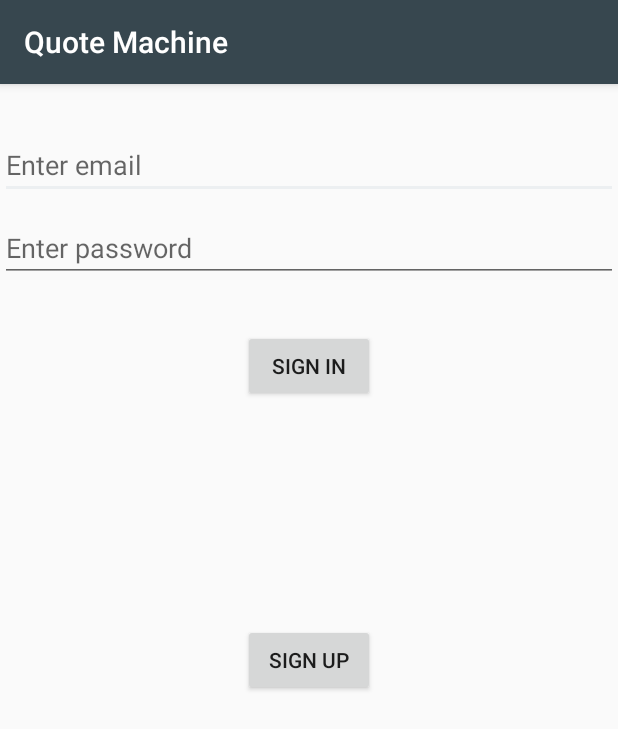
After one commit to AbhayKV04/android-quote-machine, an Android app: the SignIn screen opened directly, with no data from a screen before it, on a phone screen of 412 x 824 dp. The commit adds this screen. Shown: the top 729 px of the screen. Run offline under Robolectric (Android 15) with nearby library versions, the phone set to English and light mode, and no system bars; our stand-ins replace Firebase (no records; nobody signed in at launch, a user with empty details on screens opened directly).

Commit message:
Implement sign_in , sign_out feature

```diff
--- a/app/build.gradle
+++ b/app/build.gradle
@@ -26,5 +26,11 @@ dependencies {
     })
     compile 'com.android.support:appcompat-v7:26.+'
     compile 'com.android.support.constraint:constraint-layout:1.0.2'
+    compile 'com.google.firebase:firebase-auth:10.0.1'
+    compile 'com.google.firebase:firebase-database:10.0.1'
     testCompile 'junit:junit:4.12'
 }
+
+
+
+apply plugin: 'com.google.gms.google-services'
--- a/app/src/main/AndroidManifest.xml
+++ b/app/src/main/AndroidManifest.xml
@@ -28,6 +28,11 @@
             android:screenOrientation="portrait">
 
         </activity>
+        <activity
+            android:name=".SignIn"
+            android:screenOrientation="portrait">
+
+        </activity>
 
         <activity
             android:name=".QuoteActivity"
--- /dev/null
+++ b/app/src/main/java/abhaykv04/quotemachine/SignIn.java
@@ -0,0 +1,142 @@
+package abhaykv04.quotemachine;
+
+import android.content.Intent;
+import android.support.annotation.NonNull;
+import android.support.annotation.Nullable;
+import android.support.v7.app.AppCompatActivity;
+import android.os.Bundle;
+import android.text.TextUtils;
+import android.util.Log;
+import android.view.View;
+import android.widget.Button;
+import android.widget.EditText;
+import android.widget.Toast;
+
+import com.google.android.gms.tasks.OnCompleteListener;
+import com.google.android.gms.tasks.Task;
+import com.google.firebase.auth.AuthResult;
+import com.google.firebase.auth.FirebaseAuth;
+import com.google.firebase.auth.FirebaseUser;
+import com.google.firebase.database.DatabaseReference;
+import com.google.firebase.database.FirebaseDatabase;
+
+/**
+ * Created by Narayanan on 11-07-2017.
+ */
+
+public class SignIn extends AppCompatActivity {
+    private EditText e1;
+    private EditText e2;
+    private Button b;
+    private Button bu;
+    int logid=0;
+
+    private DatabaseReference dr;
+
+    private  FirebaseAuth.AuthStateListener mauthlist;
+
+    private FirebaseAuth mAuth;
+
+    @Override
+    protected void onCreate(Bundle savedInstanceState) {
+        super.onCreate(savedInstanceState);
+        setContentView(R.layout.sign_in);
+
+        e1 = (EditText) findViewById(R.id.e1);
+        e2 = (EditText) findViewById(R.id.e2);
+        b = (Button) findViewById(R.id.bi);
+        bu = (Button) findViewById(R.id.bu);
+
+        dr = FirebaseDatabase.getInstance().getReference();
+        mAuth = FirebaseAuth.getInstance();
+
+        mauthlist = new FirebaseAuth.AuthStateListener() {
+            @Override
+            public void onAuthStateChanged(@NonNull FirebaseAuth firebaseAuth) {
+                if(firebaseAuth.getCurrentUser()!=null){
+                    Toast.makeText(getApplicationContext(),"Signing In...",Toast.LENGTH_LONG).show();logid=1;
+                    Intent intent = new Intent(SignIn.this,MainActivity.class);
+                    startActivity(intent);
+                }
+            }
+        };
+
+        b.setOnClickListener(new View.OnClickListener()
+        {
+            @Override
+            public void onClick(View v)
+            {signIn();}
+        });
+        bu.setOnClickListener(new View.OnClickListener()
+        {
+            @Override
+            public void onClick(View v)
+            {signup();}
+        });
+
+
+    }
+    @Override
+    protected void onStart(){
+        super.onStart();
+        mAuth.addAuthStateListener(mauthlist);
+    }
+
+
+    private void signIn()
+    { String email = e1.getText().toString();
+        String pass= e2.getText().toString();
+
+        if(TextUtils.isEmpty(email)||TextUtils.isEmpty(pass))
+        {
+            Toast.makeText(SignIn.this,"Couldnt leave pass or id blank",Toast.LENGTH_LONG).show();
+        }
+        else{
+
+
+            mAuth.signInWithEmailAndPassword(email,pass).addOnCompleteListener(this, new OnCompleteListener<AuthResult>() {
+                @Override
+                public void onComplete(@NonNull Task<AuthResult> task) {
+                    if (task.isSuccessful()) {
+                        // Sign in success, update UI with the signed-in user's information
+                        Toast.makeText(getApplicationContext(),"Success",Toast.LENGTH_LONG).show();
+                        Intent intent = new Intent(SignIn.this,MainActivity.class);
+                        startActivity(intent);
+
+                    } else {
+                        // If sign in fails, display a message to the user.
+                        Toast.makeText(SignIn.this,"Could'nt Login",Toast.LENGTH_LONG).show();
+
+                    }
+
+                }
+            });}
+    }
+    private void signup()
+    {
+
+        String email = e1.getText().toString();
+        String pass = e2.getText().toString();
+
+        mAuth.createUserWithEmailAndPassword(email,pass).addOnCompleteListener(this, new OnCompleteListener<AuthResult>() {
+            @Override
+            public void onComplete(@NonNull Task<AuthResult> task) {
+                if (task.isSuccessful()) {
+                    // Sign up success, update UI with the signed-in user's information
+                    Intent intent = new Intent(SignIn.this,MainActivity.class);
+                    startActivity(intent);
+
+
+
+                    FirebaseUser user = mAuth.getCurrentUser();}
+                else{
+                    // If sign in fails, display a message to the user.
+
+                    Toast.makeText(SignIn.this, "Authentication failed.",
+                            Toast.LENGTH_SHORT).show();
+                }
+
+            }
+        });
+    }
+}
--- a/app/src/main/java/abhaykv04/quotemachine/WelcomeActivity.java
+++ b/app/src/main/java/abhaykv04/quotemachine/WelcomeActivity.java
@@ -55,7 +55,7 @@ public class WelcomeActivity extends AppCompatActivity implements GestureDetecto
 
     @Override
     public boolean onSingleTapUp(MotionEvent motionEvent) {
-        Intent intent = new Intent(WelcomeActivity.this, MainActivity.class);
+        Intent intent = new Intent(WelcomeActivity.this, SignIn.class);
         startActivity(intent);
         finish();
         return true;
--- /dev/null
+++ b/app/src/main/res/layout/sign_in.xml
@@ -0,0 +1,53 @@
+<?xml version="1.0" encoding="utf-8"?>
+<RelativeLayout xmlns:android="http://schemas.android.com/apk/res/android"
+    android:layout_width="match_parent"
+    android:layout_height="match_parent"
+    xmlns:tools="http://schemas.android.com/tools">
+    <EditText
+        android:id="@+id/e1"
+        android:layout_width="match_parent"
+        android:layout_height="wrap_content"
+        android:layout_alignParentTop="true"
+        android:layout_marginTop="31dp"
+        android:ems="10"
+        android:inputType="textEmailAddress"
+        tools:layout_editor_absoluteX="68dp"
+        tools:layout_editor_absoluteY="16dp"
+        android:hint="Enter email"/>
+
+    <EditText
+        android:id="@+id/e2"
+        android:layout_width="match_parent"
+        android:layout_height="wrap_content"
+        android:layout_marginTop="10dp"
+        android:ems="10"
+        android:inputType="textPassword"
+        tools:layout_editor_absoluteX="68dp"
+        tools:layout_editor_absoluteY="95dp"
+        android:layout_below="@+id/e1"
+        android:layout_alignParentLeft="true"
+        android:layout_alignParentStart="true"
+        android:hint="Enter password"/>
+
+    <Button
+        android:id="@+id/bi"
+        android:layout_width="wrap_content"
+        android:layout_height="wrap_content"
+        android:layout_below="@+id/e2"
+        android:layout_centerHorizontal="true"
+        android:layout_marginTop="32dp"
+        android:text="Sign in"
+        tools:layout_editor_absoluteX="135dp"
+        tools:layout_editor_absoluteY="185dp" />
+
+    <Button
+        android:id="@+id/bu"
+        android:layout_width="wrap_content"
+        android:layout_height="wrap_content"
+        android:layout_alignLeft="@+id/bi"
+        android:layout_alignStart="@+id/bi"
+        android:layout_centerVertical="true"
+        android:text="Sign UP" />
+
+
+</RelativeLayout>
--- a/build.gradle
+++ b/build.gradle
@@ -9,6 +9,7 @@ buildscript {
 
         // NOTE: Do not place your application dependencies here; they belong
         // in the individual module build.gradle files
+        classpath 'com.google.gms:google-services:3.0.0'
     }
 }
 
```
Also changed, not shown: app/src/main/java/abhaykv04/quotemachine/MainActivity.java (+37 -0 lines), app/src/main/res/menu/main_menu.xml (+7 -0 lines).
